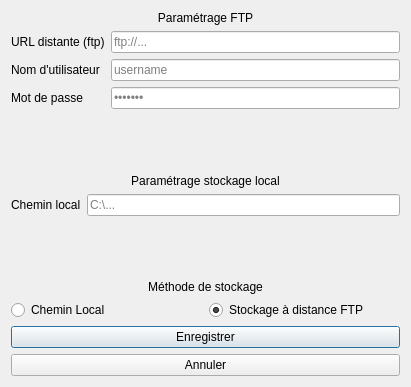
Above: src/views/Setup.ui from LinkIsACake/PTUT-CoffreFortElectronique before the change. Below: the same form after it.
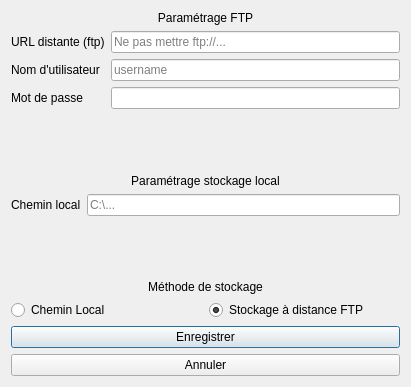
That is the form after the change.

Commit message: fetch automatique des fichiers sur le ftp

Diff of the .ui file:
```diff
--- a/src/views/Setup.ui
+++ b/src/views/Setup.ui
@@ -39,7 +39,7 @@
         <string/>
        </property>
        <property name="placeholderText">
-        <string>ftp://...</string>
+        <string>Ne pas mettre ftp://...</string>
        </property>
       </widget>
      </item>
@@ -75,9 +75,6 @@
        <property name="echoMode">
         <enum>QLineEdit::Password</enum>
        </property>
-       <property name="placeholderText">
-        <string>•••••••</string>
-       </property>
       </widget>
      </item>
     </layout>
```
The commit also changes 1 other file.
